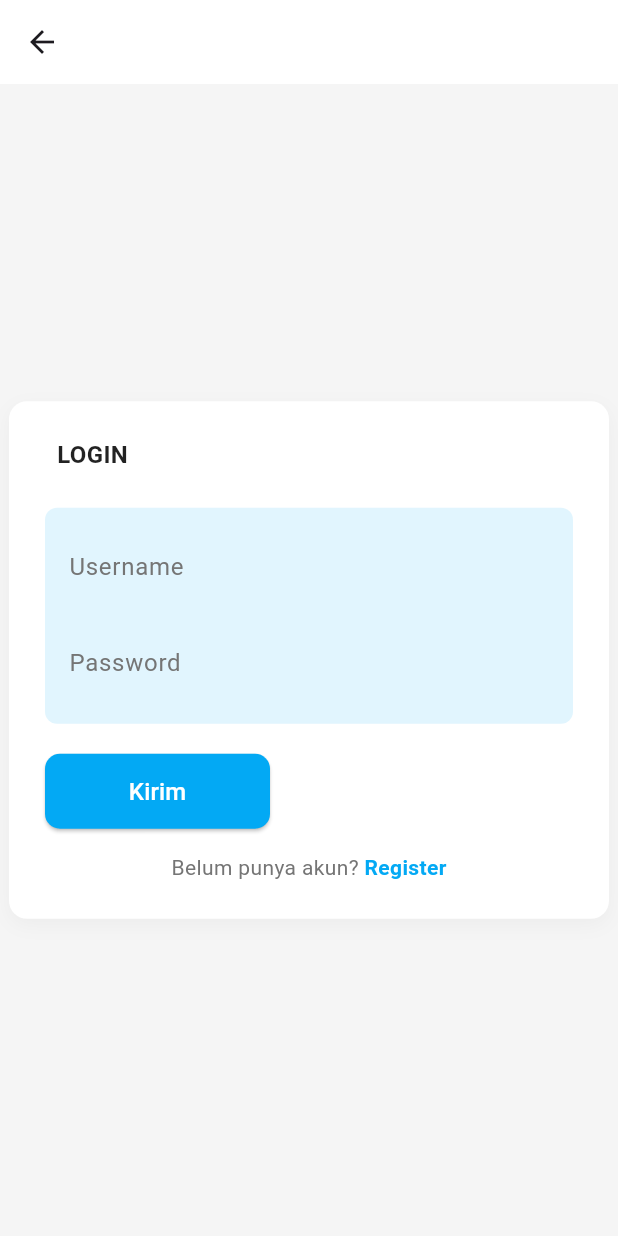
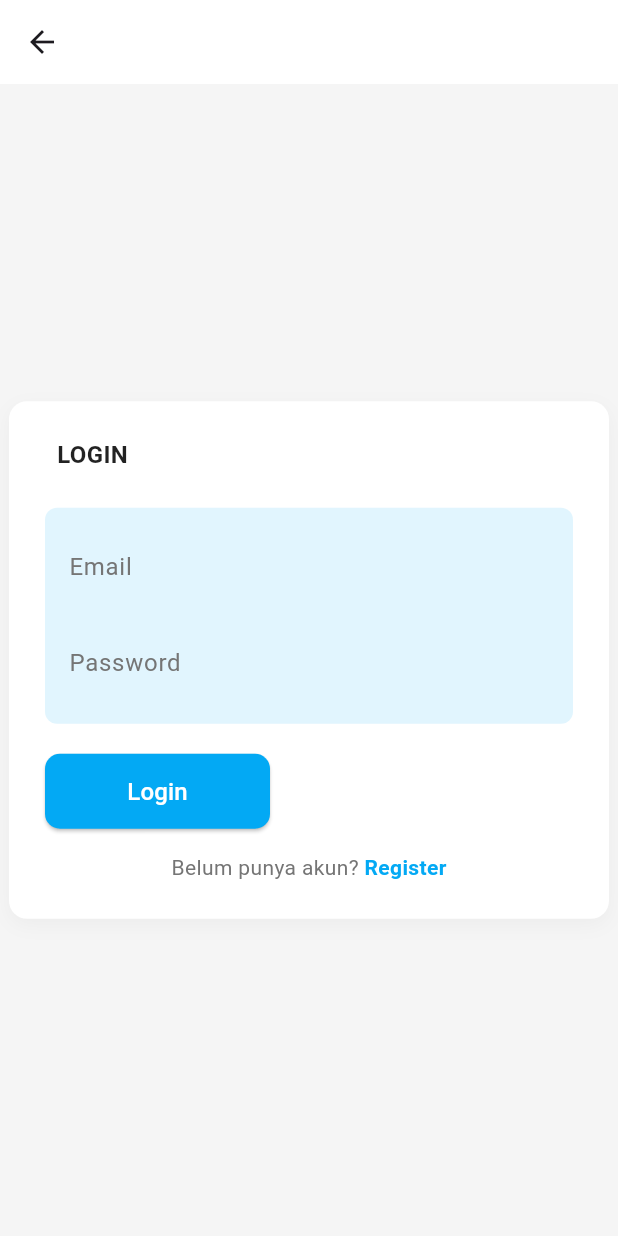
Before and after one commit to Rizaizzani/aplikasi_jadwal_matakuliah, a Flutter app: the screen it shows after launch, after a tap on "Login", on a phone screen of 412 x 824 dp. Run offline on Flutter 3.47's test engine with Material 3 defaults, Android fonts, the phone set to English and light mode, and no system bars; our stand-ins replace firebase_auth, firebase_core; accounts and stored records are empty; generated files the repository leaves out were written again; network calls fail.

Commit message:
login_screen.dart

```diff
--- a/lib/screens/login_screen.dart
+++ b/lib/screens/login_screen.dart
@@ -1,10 +1,48 @@
-// login_screen.dart
+import 'package:firebase_auth/firebase_auth.dart';
 import 'package:flutter/material.dart';
 import 'package:untitled22/screens/register_screen.dart';
 import 'package:untitled22/screens/selection_screen.dart';
 
-class LoginScreen extends StatelessWidget {
+class LoginScreen extends StatefulWidget {
   const LoginScreen({super.key});
+
+  @override
+  _LoginScreenState createState() => _LoginScreenState();
+}
+
+class _LoginScreenState extends State<LoginScreen> {
+  final _emailController = TextEditingController();
+  final _passwordController = TextEditingController();
+
+  // Fungsi untuk login menggunakan Firebase
+  Future<void> _login() async {
+    try {
+      // Melakukan login dengan email dan password
+      UserCredential userCredential = await FirebaseAuth.instance.signInWithEmailAndPassword(
+        email: _emailController.text,
+        password: _passwordController.text,
+      );
+
+      // Jika login berhasil, pindahkan ke halaman selection
+      Navigator.pushReplacement(
+        context,
+        MaterialPageRoute(builder: (context) => const SelectionScreen()),
+      );
+    } on FirebaseAuthException catch (e) {
+      String message = "Terjadi kesalahan";
+
+      // Menangani error Firebase Auth
+      if (e.code == 'user-not-found') {
+        message = 'Pengguna tidak ditemukan';
+      } else if (e.code == 'wrong-password') {
+        message = 'Password salah';
+      }
+
+      ScaffoldMessenger.of(context).showSnackBar(
+        SnackBar(content: Text(message)),
+      );
+    }
+  }
 
   @override
   Widget build(BuildContext context) {
@@ -58,15 +96,20 @@ class LoginScreen extends StatelessWidget {
                 ),
                 child: Column(
                   children: [
+                    // Email Field
                     TextField(
+                      controller: _emailController,
                       decoration: InputDecoration(
-                        hintText: 'Username',
+                        hintText: 'Email',
                         border: InputBorder.none,
                         hintStyle: TextStyle(color: Colors.grey[600]),
                       ),
+                      keyboardType: TextInputType.emailAddress,
                     ),
                     const Divider(height: 16, color: Colors.transparent),
+                    // Password Field
                     TextField(
+                      controller: _passwordController,
                       obscureText: true,
                       decoration: InputDecoration(
                         hintText: 'Password',
@@ -79,13 +122,7 @@ class LoginScreen extends StatelessWidget {
               ),
               const SizedBox(height: 20), // Jarak antara teks dan tombol
               ElevatedButton(
-                onPressed: () {
-                  Navigator.push(
-                    context,
-                    MaterialPageRoute(builder: (context) => const SelectionScreen()),
-
-                  );
-                },
+                onPressed: _login, // Panggil fungsi _login saat tombol ditekan
                 style: ElevatedButton.styleFrom(
                   backgroundColor: Colors.lightBlue, // Warna latar tombol
                   shape: RoundedRectangleBorder(
@@ -94,7 +131,7 @@ class LoginScreen extends StatelessWidget {
                   minimumSize: const Size(150, 50), // Ukuran tombol
                 ),
                 child: const Text(
-                  'Kirim',
+                  'Login',
                   style: TextStyle(color: Colors.white, fontSize: 16),
                 ),
               ),
```
